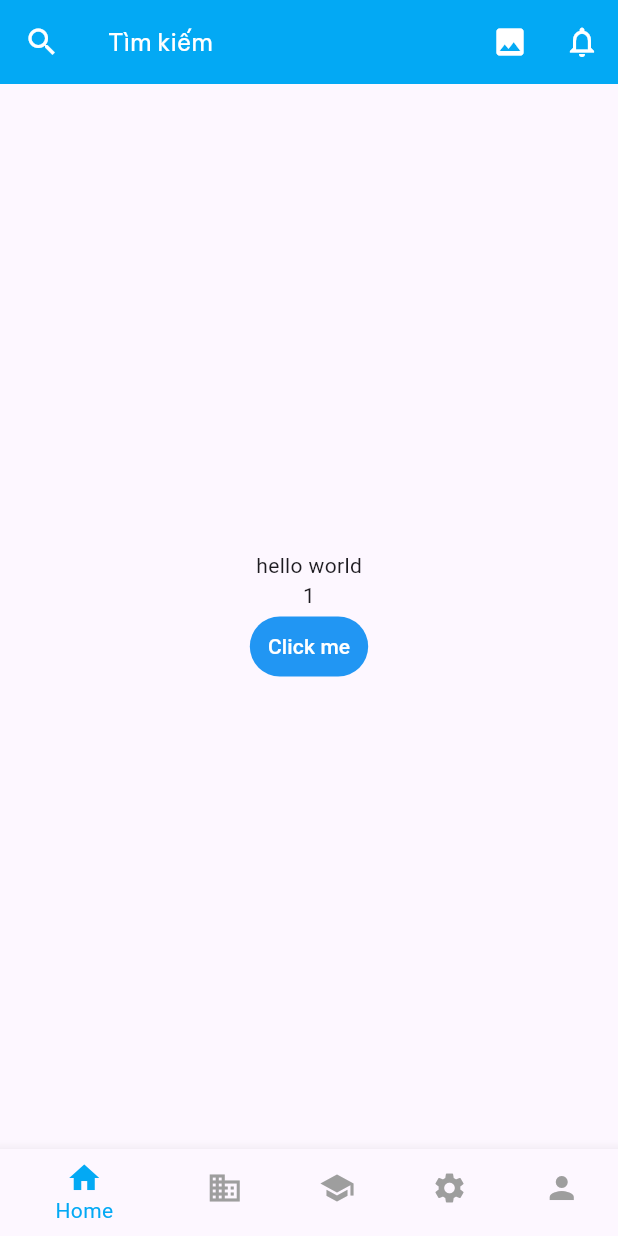
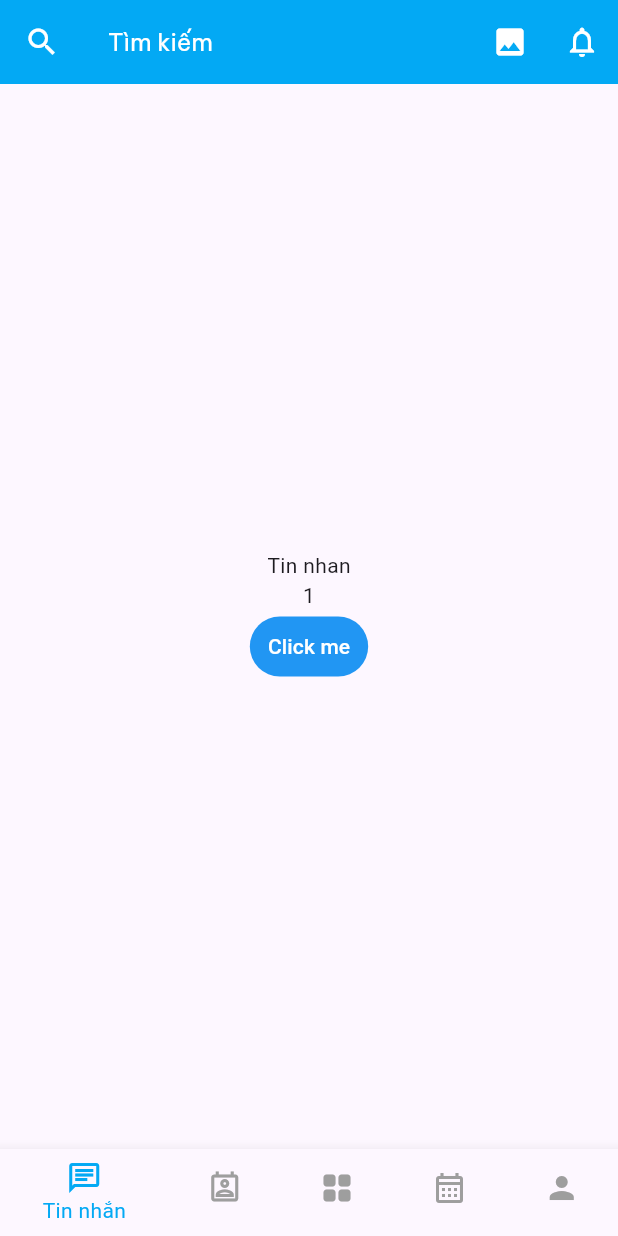
Before and after one commit to Axyl1410/zola-app, a Flutter app: the screen it shows after launch, after a tap on "Click me", on a phone screen of 412 x 824 dp. Run offline on Flutter 3.47's test engine with Material 3 defaults, Android fonts, the phone set to English and light mode, and no system bars; our stand-ins replace flutter_secure_storage, get_it, google_fonts; network calls fail.

Commit message:
Refactor HomeView to remove flutter_hooks dependency, implement new screens for Contacts, Discover, Messages, Personal, and Wall, and update navigation structure. Remove SettingsScreen and adjust pubspec.yaml and pubspec.lock accordingly.

```diff
--- a/lib/main.dart
+++ b/lib/main.dart
@@ -1,5 +1,4 @@
 import 'package:flutter/material.dart';
-import 'package:flutter_hooks/flutter_hooks.dart';
 import 'package:zola/ui/features/home/views/home_view.dart';
 
 import 'di/injector.dart';
@@ -9,15 +8,26 @@ import 'ui/features/showcase/view_models/showcase_view_model.dart';
 void main() {
   WidgetsFlutterBinding.ensureInitialized();
   setupDependencies();
-  runApp(App());
+  runApp(const App());
 }
 
-class App extends HookWidget {
-  App({super.key});
+class App extends StatefulWidget {
+  const App({super.key});
 
+  @override
+  State<App> createState() => _AppState();
+}
+
+class _AppState extends State<App> {
+  late final ShowcaseViewModel _viewModel;
   static const bool _useMaterial3 = true;
   static const ThemeMode _themeMode = ThemeMode.system;
-  final ShowcaseViewModel _viewModel = sl<ShowcaseViewModel>();
+
+  @override
+  void initState() {
+    super.initState();
+    _viewModel = sl<ShowcaseViewModel>();
+  }
 
   @override
   Widget build(BuildContext context) {
--- a/lib/ui/features/home/views/home_view.dart
+++ b/lib/ui/features/home/views/home_view.dart
@@ -1,9 +1,9 @@
 import 'package:flutter/material.dart';
-import 'screens/business_screen.dart';
-import 'screens/home_screen.dart';
-import 'screens/profile_screen.dart';
-import 'screens/school_screen.dart';
-import 'screens/settings_screen.dart';
+import 'screens/contacts_screen.dart';
+import 'screens/discover_screen.dart';
+import 'screens/messages_screen.dart';
+import 'screens/personal_screen.dart';
+import 'screens/wall_screen.dart';
 
 class HomeView extends StatefulWidget {
   const HomeView({super.key});
@@ -19,14 +19,14 @@ class _HomeViewState extends State<HomeView> {
   @override
   Widget build(BuildContext context) {
     final pages = <Widget>[
-      HomeScreen(
+      MessagesScreen(
         counter: _counter,
         onIncrement: () => setState(() => _counter++),
       ),
-      const BusinessScreen(),
-      const SchoolScreen(),
-      const SettingsScreen(),
-      const ProfileScreen(),
+      const ContactsScreen(),
+      const DiscoverScreen(),
+      const WallScreen(),
+      const PersonalScreen(),
     ];
 
     final safeIndex = _selectedIndex.clamp(0, pages.length - 1);
@@ -39,18 +39,24 @@ class _HomeViewState extends State<HomeView> {
         unselectedItemColor: Colors.grey,
         currentIndex: safeIndex,
         onTap: (index) => setState(() => _selectedIndex = index),
-        items: const [
-          BottomNavigationBarItem(icon: Icon(Icons.home), label: 'Home'),
+        items: <BottomNavigationBarItem>[
           BottomNavigationBarItem(
-            icon: Icon(Icons.business),
-            label: 'Business',
+            icon: Icon(Icons.chat_outlined),
+            label: 'Tin nhắn',
           ),
-          BottomNavigationBarItem(icon: Icon(Icons.school), label: 'School'),
           BottomNavigationBarItem(
-            icon: Icon(Icons.settings),
-            label: 'Settings',
+            icon: Icon(Icons.perm_contact_calendar_outlined),
+            label: 'Danh bạ',
           ),
-          BottomNavigationBarItem(icon: Icon(Icons.person), label: 'Profile'),
+          BottomNavigationBarItem(
+            icon: Icon(Icons.grid_view_rounded),
+            label: 'Khám phá',
+          ),
+          BottomNavigationBarItem(
+            icon: Icon(Icons.calendar_month_outlined),
+            label: 'Tường nhà',
+          ),
+          BottomNavigationBarItem(icon: Icon(Icons.person), label: 'Cá nhân'),
         ],
       ),
     );
--- a/lib/ui/features/home/views/screens/business_screen.dart
+++ b/lib/ui/features/home/views/screens/contacts_screen.dart
@@ -1,20 +1,21 @@
 import 'package:flutter/material.dart';
-import 'package:zola/ui/features/home/views/screens/full_screen_page.dart';
+
+import 'full_screen_page.dart';
 import '../widgets/default_home_app_bar.dart';
 
-class BusinessScreen extends StatelessWidget {
-  const BusinessScreen({super.key});
+class ContactsScreen extends StatelessWidget {
+  const ContactsScreen({super.key});
 
   @override
   Widget build(BuildContext context) {
     return Scaffold(
-      appBar: buildDefaultHomeAppBar(title: 'Business'),
+      appBar: buildDefaultHomeAppBar(),
       body: Center(
         child: Column(
           mainAxisSize: MainAxisSize.min,
-          children: [
+          children: <Widget>[
             const Text(
-              'Index: Business',
+              'Danh ba',
               style: TextStyle(fontSize: 24, fontWeight: FontWeight.bold),
             ),
             TextButton(
--- a/lib/ui/features/home/views/screens/school_screen.dart
+++ b/lib/ui/features/home/views/screens/discover_screen.dart
@@ -4,14 +4,14 @@ import 'package:zola/ui/features/home/view_models/school_view_model.dart';
 
 import '../widgets/default_home_app_bar.dart';
 
-class SchoolScreen extends StatefulWidget {
-  const SchoolScreen({super.key});
+class DiscoverScreen extends StatefulWidget {
+  const DiscoverScreen({super.key});
 
   @override
-  State<SchoolScreen> createState() => _SchoolScreenState();
+  State<DiscoverScreen> createState() => _DiscoverScreenState();
 }
 
-class _SchoolScreenState extends State<SchoolScreen> {
+class _DiscoverScreenState extends State<DiscoverScreen> {
   late final SchoolViewModel _viewModel;
 
   @override
@@ -30,7 +30,7 @@ class _SchoolScreenState extends State<SchoolScreen> {
   @override
   Widget build(BuildContext context) {
     return Scaffold(
-      appBar: buildDefaultHomeAppBar(title: 'School'),
+      appBar: buildDefaultHomeAppBar(title: 'Khám phá dịch vụ'),
       body: ListenableBuilder(
         listenable: _viewModel,
         builder: (context, _) => _buildBody(),
@@ -48,7 +48,7 @@ class _SchoolScreenState extends State<SchoolScreen> {
         onRefresh: () => _viewModel.loadTodo(1),
         child: ListView(
           physics: const AlwaysScrollableScrollPhysics(),
-          children: [
+          children: <Widget>[
             Padding(
               padding: const EdgeInsets.all(24),
               child: Text(
@@ -66,8 +66,8 @@ class _SchoolScreenState extends State<SchoolScreen> {
       return RefreshIndicator(
         onRefresh: () => _viewModel.loadTodo(1),
         child: ListView(
-          physics: const AlwaysScrollableScrollPhysics(),
-          children: const [
+          physics: AlwaysScrollableScrollPhysics(),
+          children: <Widget>[
             Padding(
               padding: EdgeInsets.all(24),
               child: Text(
@@ -83,8 +83,8 @@ class _SchoolScreenState extends State<SchoolScreen> {
     return RefreshIndicator(
       onRefresh: () => _viewModel.loadTodo(1),
       child: ListView(
-        physics: const AlwaysScrollableScrollPhysics(),
-        children: [
+        physics: AlwaysScrollableScrollPhysics(),
+        children: <Widget>[
           Card(
             margin: const EdgeInsets.all(16),
             child: Padding(
@@ -92,7 +92,7 @@ class _SchoolScreenState extends State<SchoolScreen> {
               child: Column(
                 mainAxisSize: MainAxisSize.min,
                 crossAxisAlignment: CrossAxisAlignment.start,
-                children: [
+                children: <Widget>[
                   Text('userId: ${todo.userId}'),
                   Text('id: ${todo.id}'),
                   Text('title: ${todo.title}'),
--- a/lib/ui/features/home/views/screens/home_screen.dart
+++ b/lib/ui/features/home/views/screens/messages_screen.dart
@@ -1,8 +1,9 @@
 import 'package:flutter/material.dart';
+
 import '../widgets/default_home_app_bar.dart';
 
-class HomeScreen extends StatelessWidget {
-  const HomeScreen({
+class MessagesScreen extends StatelessWidget {
+  const MessagesScreen({
     super.key,
     required this.counter,
     required this.onIncrement,
@@ -19,8 +20,8 @@ class HomeScreen extends StatelessWidget {
         child: Column(
           mainAxisAlignment: MainAxisAlignment.center,
           crossAxisAlignment: CrossAxisAlignment.center,
-          children: [
-            const Text('hello world'),
+          children: <Widget>[
+            const Text('Tin nhan'),
             Text('$counter'),
             TextButton(
               style: TextButton.styleFrom(
--- a/lib/ui/features/home/views/screens/settings_screen.dart
+++ b/lib/ui/features/home/views/screens/personal_screen.dart
@@ -2,8 +2,8 @@ import 'package:flutter/material.dart';
 
 import '../widgets/default_home_app_bar.dart';
 
-class SettingsScreen extends StatelessWidget {
-  const SettingsScreen({super.key});
+class PersonalScreen extends StatelessWidget {
+  const PersonalScreen({super.key});
 
   @override
   Widget build(BuildContext context) {
@@ -11,7 +11,7 @@ class SettingsScreen extends StatelessWidget {
       appBar: buildDefaultHomeAppBar(),
       body: const Center(
         child: Text(
-          'Index: Settings',
+          'Ca nhan',
           style: TextStyle(fontSize: 24, fontWeight: FontWeight.bold),
         ),
       ),
--- a/lib/ui/features/home/views/screens/profile_screen.dart
+++ /dev/null
@@ -1,20 +0,0 @@
-import 'package:flutter/material.dart';
-
-import '../widgets/default_home_app_bar.dart';
-
-class ProfileScreen extends StatelessWidget {
-  const ProfileScreen({super.key});
-
-  @override
-  Widget build(BuildContext context) {
-    return Scaffold(
-      appBar: buildDefaultHomeAppBar(),
-      body: const Center(
-        child: Text(
-          'Index: Profile',
-          style: TextStyle(fontSize: 24, fontWeight: FontWeight.bold),
-        ),
-      ),
-    );
-  }
-}
--- /dev/null
+++ b/lib/ui/features/home/views/screens/wall_screen.dart
@@ -0,0 +1,110 @@
+import 'package:flutter/material.dart';
+import 'package:google_fonts/google_fonts.dart';
+
+import '../widgets/default_home_app_bar.dart';
+
+class WallScreen extends StatefulWidget {
+  const WallScreen({super.key});
+
+  @override
+  State<WallScreen> createState() => _WallScreenState();
+}
+
+class _WallScreenState extends State<WallScreen> {
+  final List<WallItem> _wallItems = [
+    WallItem(name: 'Ảnh'),
+    WallItem(name: 'Video'),
+    WallItem(name: 'Album'),
+    WallItem(name: 'Nền chữ'),
+  ];
+
+  @override
+  void initState() {
+    super.initState();
+  }
+
+  @override
+  Widget build(BuildContext context) {
+    return Scaffold(
+      appBar: buildDefaultHomeAppBar(),
+      body: SingleChildScrollView(
+        child: Container(
+          color: Colors.white,
+          padding: EdgeInsets.symmetric(vertical: 12, horizontal: 20),
+          child: Column(
+            crossAxisAlignment: CrossAxisAlignment.start,
+            children: <Widget>[
+              Row(
+                children: <Widget>[
+                  Container(
+                    height: 50,
+                    width: 50,
+                    decoration: BoxDecoration(
+                      image: DecorationImage(
+                        image: NetworkImage(
+                          'https://images.unsplash.com/photo-1774050952646-a850ad28ad6f?q=80&w=687&auto=format&fit=crop&ixlib=rb-4.1.0&ixid=M3wxMjA3fDB8MHxwaG90by1wYWdlfHx8fGVufDB8fHx8fA%3D%3D',
+                        ),
+                        fit: BoxFit.cover,
+                      ),
+                      shape: BoxShape.circle,
+                    ),
+                  ),
+                  SizedBox(width: 16),
+                  Text(
+                    'Hôm nay của bạn thế nào?',
+                    style: GoogleFonts.beVietnamPro(
+                      color: Colors.grey,
+                      fontSize: 16,
+                    ),
+                  ),
+                ],
+              ),
+              SizedBox(height: 14),
+              SizedBox(
+                height: 40,
+                child: ListView.separated(
+                  shrinkWrap: true,
+                  scrollDirection: Axis.horizontal,
+                  itemBuilder: (context, index) {
+                    final wallItem = _wallItems[index];
+
+                    return Container(
+                      padding: EdgeInsets.symmetric(
+                        horizontal: 14,
+                        vertical: 8,
+                      ),
+                      decoration: BoxDecoration(
+                        color: Colors.grey[200],
+                        borderRadius: BorderRadius.all(Radius.circular(32)),
+                      ),
+                      child: Row(
+                        children: <Widget>[
+                          Text(
+                            wallItem.name,
+                            style: GoogleFonts.beVietnamPro(),
+                          ),
+                        ],
+                      ),
+                    );
+                  },
+                  separatorBuilder: (context, index) {
+                    return SizedBox(width: 8);
+                  },
+                  itemCount: _wallItems.length,
+                ),
+              ),
+            ],
+          ),
+        ),
+      ),
+    );
+  }
+}
+
+class WallItem {
+  const WallItem({required this.name, this.icon, this.color});
+
+  final String name;
+  final String? icon;
+  final String? color;
+}
--- a/pubspec.yaml
+++ b/pubspec.yaml
@@ -39,7 +39,6 @@ dependencies:
   flutter_secure_storage: ^10.0.0
   google_fonts: ^8.0.2
   get_it: ^9.2.1
-  flutter_hooks: ^0.21.3+1
 
 dev_dependencies:
   flutter_test:
```
Also changed, not shown: pubspec.lock.
